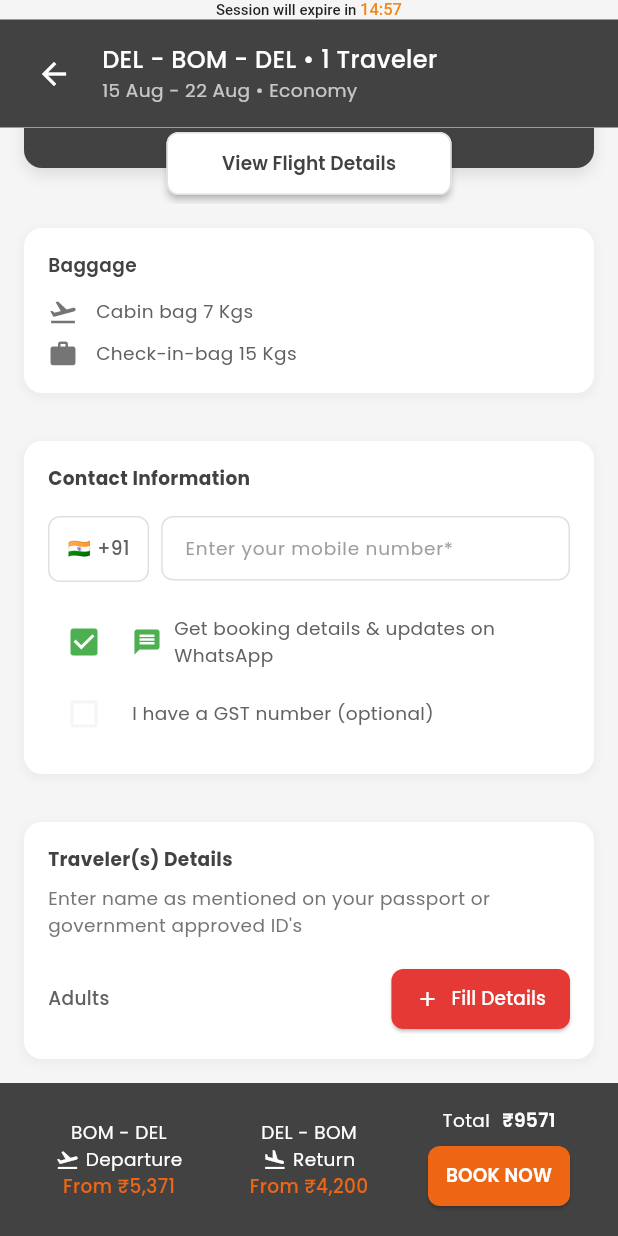
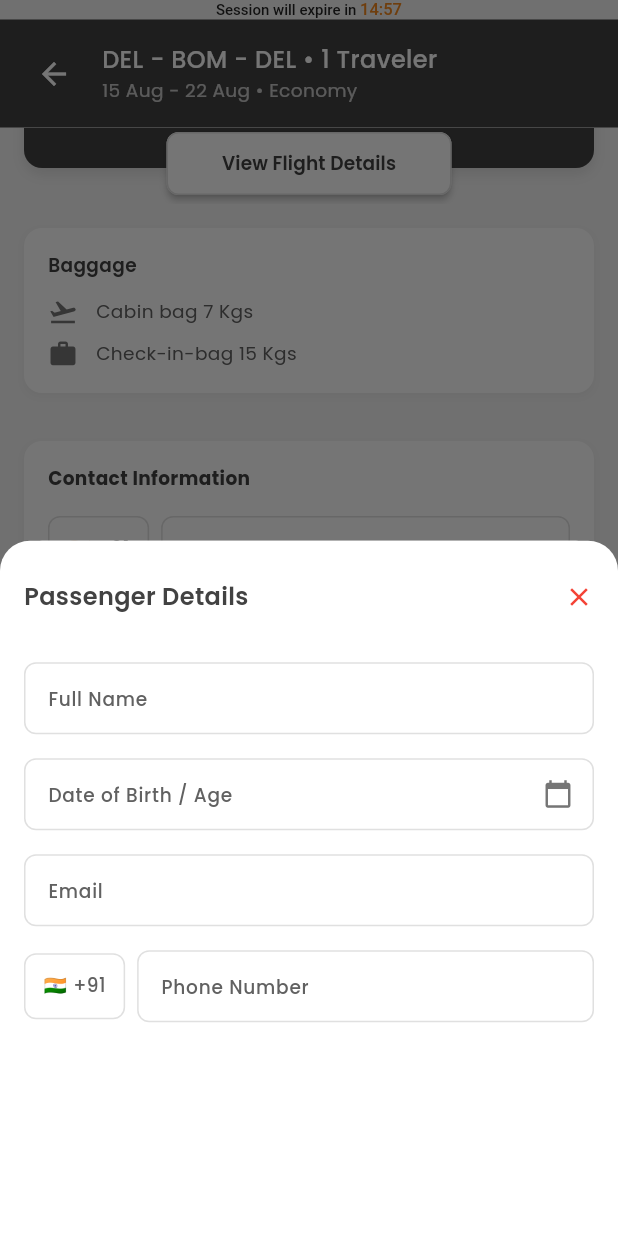
Before and after one commit to mishraadityan09/flightmojoclone, a Flutter app: the FlightBookingForm screen opened by its route, scrolled down 202 dp, after a tap on "Fill Details", on a phone screen of 412 x 824 dp. Run offline on Flutter 3.47's test engine with Material 3 defaults, Android fonts, the phone set to English and light mode, and no system bars; our stand-ins replace carousel_slider, dio, flutter_svg, get_it, go_router, google_fonts and 2 more; network calls fail.

Commit message:
passenger-detail-added

```diff
--- a/lib/features/flights/presentation/pages/flight_booking_form.dart
+++ b/lib/features/flights/presentation/pages/flight_booking_form.dart
@@ -1,3 +1,4 @@
+import 'package:flightmojo/features/flights/presentation/widgets/passenger_detail_form.dart';
 import 'package:flutter/material.dart';
 import 'package:flutter_svg/svg.dart';
 import 'package:lucide_icons_flutter/lucide_icons.dart';
@@ -904,7 +905,9 @@ class _FlightBookingFormState extends State<FlightBookingForm>
                               ),
                             ),
                             ElevatedButton.icon(
-                              onPressed: () {},
+                              onPressed: () {
+                                _handleDetails();
+                              },
                               icon: Icon(
                                 Icons.add,
                                 color: Colors.white,
@@ -1121,6 +1124,11 @@ class _FlightBookingFormState extends State<FlightBookingForm>
     }
   }
 
+
+  void _handleDetails() {
+   showPassengersBottomSheet(context);
+  }
+
   Widget _buildBottomSummaryBar() {
     // Add null safety checks
     if (departureFlights.isEmpty || returnFlights.isEmpty) {
--- a/lib/features/flights/presentation/pages/flights_search.dart
+++ b/lib/features/flights/presentation/pages/flights_search.dart
@@ -130,7 +130,7 @@ class _FlightSearchWidgetState extends State<FlightSearchWidget> {
       (screenWidth * 0.055).clamp(20.0, 24.0); // 5.5% width, clamp 20-24
 
   double get buttonLabelFontSize =>
-      (screenWidth * 0.035).clamp(15.0, 18.0); // 3.5% width, clamp 16-18
+      (screenWidth * 0.030).clamp(12.0, 16.0); // 3.5% width, clamp 16-18
 
   double get bodyTextFontSize =>
       (screenWidth * 0.03).clamp(12.0, 16.0); // 4% width, clamp 12-16
@@ -240,7 +240,7 @@ class _FlightSearchWidgetState extends State<FlightSearchWidget> {
             text,
             style: TextStyle(
               color: isSelected ? Colors.white : Colors.grey.shade800,
-              fontWeight: isSelected ? FontWeight.w400 : FontWeight.normal,
+              fontWeight: isSelected ? FontWeight.w600 : FontWeight.normal,
               fontSize: buttonLabelFontSize,
             ),
           ),
@@ -588,7 +588,7 @@ class _FlightSearchWidgetState extends State<FlightSearchWidget> {
           'Search',
           style: TextStyle(
             fontSize: buttonLabelFontSize,
-            fontWeight: FontWeight.w400,
+            fontWeight: FontWeight.w600,
           ),
         ),
       ),
--- /dev/null
+++ b/lib/features/flights/presentation/widgets/passenger_detail_form.dart
@@ -0,0 +1,374 @@
+import 'package:flutter/material.dart';
+
+class PassengerDetailForm extends StatefulWidget {
+  final String passengerType;
+
+  const PassengerDetailForm({
+    Key? key,
+    this.passengerType = 'Adult',
+  }) : super(key: key);
+
+  @override
+  State<PassengerDetailForm> createState() => _PassengerDetailFormState();
+}
+
+class _PassengerDetailFormState extends State<PassengerDetailForm> {
+  String? selectedAge;
+  DateTime? selectedDate;
+
+  // Responsive font size getters based on MediaQuery width
+  double get screenWidth => MediaQuery.of(context).size.width;
+
+  double get headingFontSize =>
+      (screenWidth * 0.04).clamp(12.0, 16.0); // 4% width, clamp 12-16
+
+  double get buttonLabelFontSize =>
+      (screenWidth * 0.03).clamp(10.0, 14.0); // 3.5% width, clamp 10-14
+
+  double get bodyTextFontSize =>
+      (screenWidth * 0.03).clamp(10.0, 14.0); // 4% width, clamp 10-14
+
+  double get secondaryLabelFontSize =>
+      (screenWidth * 0.03).clamp(10.0, 14.0); // 3.2% width, clamp 10-14
+
+  String calculateAge(DateTime birthDate) {
+    DateTime currentDate = DateTime.now();
+    int age = currentDate.year - birthDate.year;
+    int month1 = currentDate.month;
+    int month2 = birthDate.month;
+    if (month2 > month1) {
+      age--;
+    } else if (month1 == month2) {
+      int day1 = currentDate.day;
+      int day2 = birthDate.day;
+      if (day2 > day1) {
+        age--;
+      }
+    }
+
+    // For infants, show age in months
+    if (age == 0) {
+      int months = currentDate.month - birthDate.month;
+      if (currentDate.day < birthDate.day) {
+        months--;
+      }
+      if (months < 0) {
+        months += 12;
+      }
+      return '$months months';
+    }
+
+    return '$age years';
+  }
+
+  bool isValidAge(DateTime birthDate) {
+    String age = calculateAge(birthDate);
+    if (widget.passengerType == 'Adult') {
+      return int.parse(age.split(' ')[0]) >= 12;
+    } else if (widget.passengerType == 'Child') {
+      int years = int.parse(age.split(' ')[0]);
+      return years >= 2 && years < 12;
+    } else if (widget.passengerType == 'Infant') {
+      if (age.contains('months')) {
+        return int.parse(age.split(' ')[0]) < 24;
+      }
+      return false;
+    }
+    return true;
+  }
+
+  @override
+  Widget build(BuildContext context) {
+    return Container(
+      height: MediaQuery.of(context).size.height,
+      decoration: const BoxDecoration(
+        color: Colors.white,
+        borderRadius: BorderRadius.vertical(top: Radius.circular(20)),
+      ),
+      child: Column(
+        children: [
+          const SizedBox(height: 10),
+          Padding(
+            padding: const EdgeInsets.all(16),
+            child: Row(
+              mainAxisAlignment: MainAxisAlignment.spaceBetween,
+              children: [
+                Text(
+                  'Passenger Details',
+                  style: TextStyle(
+                    fontSize: headingFontSize,
+                    fontWeight: FontWeight.w600,
+                    color: Colors.grey[800],
+                  ),
+                ),
+                GestureDetector(
+                  onTap: () => Navigator.pop(context),
+                  child: const Icon(Icons.close, color: Colors.red, size: 20),
+                ),
+              ],
+            ),
+          ),
+          Expanded(
+            child: SingleChildScrollView(
+              child: Column(
+                crossAxisAlignment: CrossAxisAlignment.start,
+                children: [
+                  Padding(
+                    padding: const EdgeInsets.all(16),
+                    child: Column(
+                      crossAxisAlignment: CrossAxisAlignment.start,
+                      children: [
+                        TextField(
+                          style: TextStyle(
+                            fontSize: bodyTextFontSize,
+                            color: Colors.grey[800],
+                          ),
+                          decoration: InputDecoration(
+                            labelText: 'Full Name',
+                            labelStyle: TextStyle(
+                              fontSize: bodyTextFontSize,
+                              color: Colors.grey[700],
+                              fontWeight: FontWeight.w500,
+                            ),
+                            border: OutlineInputBorder(
+                              borderRadius: BorderRadius.circular(8),
+                              borderSide: BorderSide(color: Colors.grey[300]!),
+                            ),
+                            enabledBorder: OutlineInputBorder(
+                              borderRadius: BorderRadius.circular(8),
+                              borderSide: BorderSide(color: Colors.grey[300]!),
+                            ),
+                            focusedBorder: OutlineInputBorder(
+                              borderRadius: BorderRadius.circular(8),
+                              borderSide: BorderSide(
+                                color: Theme.of(context).primaryColor,
+                              ),
+                            ),
+                            contentPadding: EdgeInsets.symmetric(
+                              horizontal: 12,
+                              vertical: 12,
+                            ),
+                          ),
+                        ),
+                        const SizedBox(height: 16),
+                        // Age Selector with Date Picker
+                        GestureDetector(
+                          onTap: () async {
+                            final DateTime? picked = await showDatePicker(
+                              context: context,
+                              initialDate: DateTime.now().subtract(Duration(days: widget.passengerType == 'Adult' ? 365 * 20 : 365 * 5)),
+                              firstDate: DateTime.now().subtract(Duration(days: 365 * 100)),
+                              lastDate: DateTime.now(),
+                              helpText: 'Select Date of Birth',
+                              confirmText: 'CONFIRM',
+                              cancelText: 'CANCEL',
+                              builder: (context, child) {
+                                return Theme(
+                                  data: Theme.of(context).copyWith(
+                                    textTheme: TextTheme(
+                                      labelSmall: TextStyle(
+                                        fontSize: bodyTextFontSize,
+                                        fontWeight: FontWeight.w500,
+                                      ),
+                                    ),
+                                    colorScheme: ColorScheme.light(
+                                      primary: Theme.of(context).primaryColor,
+                                      onPrimary: Colors.white,
+                                      onSurface: Colors.grey[800]!,
+                                    ),
+                                    textButtonTheme: TextButtonThemeData(
+                                      style: TextButton.styleFrom(
+                                        foregroundColor: Theme.of(context).primaryColor,
+                                        textStyle: TextStyle(
+                                          fontSize: bodyTextFontSize,
+                                          fontWeight: FontWeight.w600,
+                                        ),
+                                      ),
+                                    ),
+                                  ),
+                                  child: Container(
+                                    child: child,
+                                  ),
+                                );
+                              },
+                            );
+                            if (picked != null) {
+                              setState(() {
+                                final age = calculateAge(picked);
+                                selectedAge = age;
+                              });
+                            }
+                          },
+                          child: AbsorbPointer(
+                            child: TextField(
+                              controller: TextEditingController(text: selectedAge ?? ''),
+                              style: TextStyle(
+                                fontSize: bodyTextFontSize,
+                                color: Colors.grey[800],
+                              ),
+                              decoration: InputDecoration(
+                                labelText: 'Date of Birth / Age',
+                                labelStyle: TextStyle(
+                                  fontSize: bodyTextFontSize,
+                                  color: Colors.grey[700],
+                                  fontWeight: FontWeight.w500,
+                                ),
+                                border: OutlineInputBorder(
+                                  borderRadius: BorderRadius.circular(8),
+                                  borderSide: BorderSide(color: Colors.grey[300]!),
+                                ),
+                                enabledBorder: OutlineInputBorder(
+                                  borderRadius: BorderRadius.circular(8),
+                                  borderSide: BorderSide(color: Colors.grey[300]!),
+                                ),
+                                focusedBorder: OutlineInputBorder(
+                                  borderRadius: BorderRadius.circular(8),
+                                  borderSide: BorderSide(
+                                    color: Theme.of(context).primaryColor,
+                                  ),
+                                ),
+                                suffixIcon: Icon(
+                                  Icons.calendar_today,
+                                  size: 20,
+                                  color: Colors.grey[600],
+                                ),
+                                contentPadding: EdgeInsets.symmetric(
+                                  horizontal: 12,
+                                  vertical: 12,
+                                ),
+                              ),
+                            ),
+                          ),
+                        ),
+                        const SizedBox(height: 16),
+                        TextField(
+                          style: TextStyle(
+                            fontSize: bodyTextFontSize,
+                            color: Colors.grey[800],
+                          ),
+                          decoration: InputDecoration(
+                            labelText: 'Email',
+                            labelStyle: TextStyle(
+                              fontSize: bodyTextFontSize,
+                              color: Colors.grey[700],
+                              fontWeight: FontWeight.w500,
+                            ),
+                            border: OutlineInputBorder(
+                              borderRadius: BorderRadius.circular(8),
+                              borderSide: BorderSide(color: Colors.grey[300]!),
+                            ),
+                            enabledBorder: OutlineInputBorder(
+                              borderRadius: BorderRadius.circular(8),
+                              borderSide: BorderSide(color: Colors.grey[300]!),
+                            ),
+                            focusedBorder: OutlineInputBorder(
+                              borderRadius: BorderRadius.circular(8),
+                              borderSide: BorderSide(
+                                color: Theme.of(context).primaryColor,
+                              ),
+                            ),
+                            contentPadding: EdgeInsets.symmetric(
+                              horizontal: 12,
+                              vertical: 12,
+                            ),
+                          ),
+                        ),
+                        const SizedBox(height: 16),
+                        // Phone Number with Country Code
+                        IntrinsicHeight(
+                          child: Row(
+                            children: [
+                              Container(
+                                padding: EdgeInsets.symmetric(
+                                  horizontal: 12,
+                                  vertical: 12,
+                                ),
+                                decoration: BoxDecoration(
+                                  border: Border.all(color: Colors.grey[300]!),
+                                  borderRadius: BorderRadius.circular(8),
+                                ),
+                                child: Row(
+                                  mainAxisSize: MainAxisSize.min,
+                                  children: [
+                                    Text('🇮🇳',
+                                      style: TextStyle(
+                                        fontSize: bodyTextFontSize,
+                                      )
+                                    ),
+                                    SizedBox(width: 4),
+                                    Text(
+                                      '+91',
+                                      style: TextStyle(
+                                        fontSize: bodyTextFontSize,
+                                        fontWeight: FontWeight.w500,
+                                        color: Colors.grey[700],
+                                      ),
+                                    ),
+                                  ],
+                                ),
+                              ),
+                              SizedBox(width: 8),
+                              Expanded(
+                                child: TextField(
+                                  style: TextStyle(
+                                    fontSize: bodyTextFontSize,
+                                    color: Colors.grey[800],
+                                  ),
+                                  decoration: InputDecoration(
+                                    labelText: 'Phone Number',
+                                    labelStyle: TextStyle(
+                                      fontSize: bodyTextFontSize,
+                                      color: Colors.grey[700],
+                                      fontWeight: FontWeight.w500,
+                                    ),
+                                    border: OutlineInputBorder(
+                                      borderRadius: BorderRadius.circular(8),
+                                      borderSide: BorderSide(color: Colors.grey[300]!),
+                                    ),
+                                    enabledBorder: OutlineInputBorder(
+                                      borderRadius: BorderRadius.circular(8),
+                                      borderSide: BorderSide(color: Colors.grey[300]!),
+                                    ),
+                                    focusedBorder: OutlineInputBorder(
+                                      borderRadius: BorderRadius.circular(8),
+                                      borderSide: BorderSide(
+                                        color: Theme.of(context).primaryColor,
+                                      ),
+                                    ),
+                                    contentPadding: EdgeInsets.symmetric(
+                                      horizontal: 12,
+                                      vertical: 12,
+                                    ),
+                                  ),
+                                  keyboardType: TextInputType.phone,
+                                ),
+                              ),
+                            ],
+                          ),
+                        ),
+
+                      ],
+                    ),
+                  ),
+
+                  const SizedBox(height: 100),
+                ],
+              ),
+            ),
+          ),
+        ],
+      ),
+    );
+  }
+}
+
+
+
+void showPassengersBottomSheet(BuildContext context) {
+  showModalBottomSheet(
+    context: context,
+    builder: (context) {
+      return PassengerDetailForm();
+    },
+  );
+}
--- a/lib/features/home/presentaion/widgets/flight_deal.dart
+++ b/lib/features/home/presentaion/widgets/flight_deal.dart
@@ -20,13 +20,13 @@ class FlightDealCard extends StatelessWidget {
   double _getScreenWidth(BuildContext context) => MediaQuery.of(context).size.width;
 
   double _getCityFontSize(BuildContext context) =>
-      (_getScreenWidth(context) * 0.03).clamp(14.0, 16.0); // 4% width, clamp 14-16
+      (_getScreenWidth(context) * 0.03).clamp(12.0, 16.0); // 4% width, clamp 12-16
 
   double _getDateFontSize(BuildContext context) =>
       (_getScreenWidth(context) * 0.030).clamp(11.0, 14.0); // 3% width, clamp 11-14
 
   double _getPriceFontSize(BuildContext context) =>
-      (_getScreenWidth(context) * 0.03).clamp(14.0, 16.0); // 4% width, clamp 14-16
+      (_getScreenWidth(context) * 0.03).clamp(12.0, 16.0); // 4% width, clamp 12-16
 
   double _getPriceLabelFontSize(BuildContext context) =>
       (_getScreenWidth(context) * 0.030).clamp(11.0, 14.0); // 3% width, clamp 11-14
@@ -188,7 +188,7 @@ class FlightDealCard extends StatelessWidget {
         ),
         SizedBox(height: _getPadding(context) * 0.125), // Responsive tiny spacing
         Text(
-          price,
+          '\u{20B9}$price',
           style: TextStyle(
             fontSize: _getPriceFontSize(context),
             fontWeight: FontWeight.w600,
--- a/pubspec.yaml
+++ b/pubspec.yaml
@@ -48,6 +48,7 @@ dependencies:
   dio: ^5.8.0+1
   pretty_dio_logger: ^1.4.0
   get_it: ^8.2.0
+  intl_phone_number_input: ^0.7.4
 
 
 
```
Also changed, not shown: pubspec.lock.
